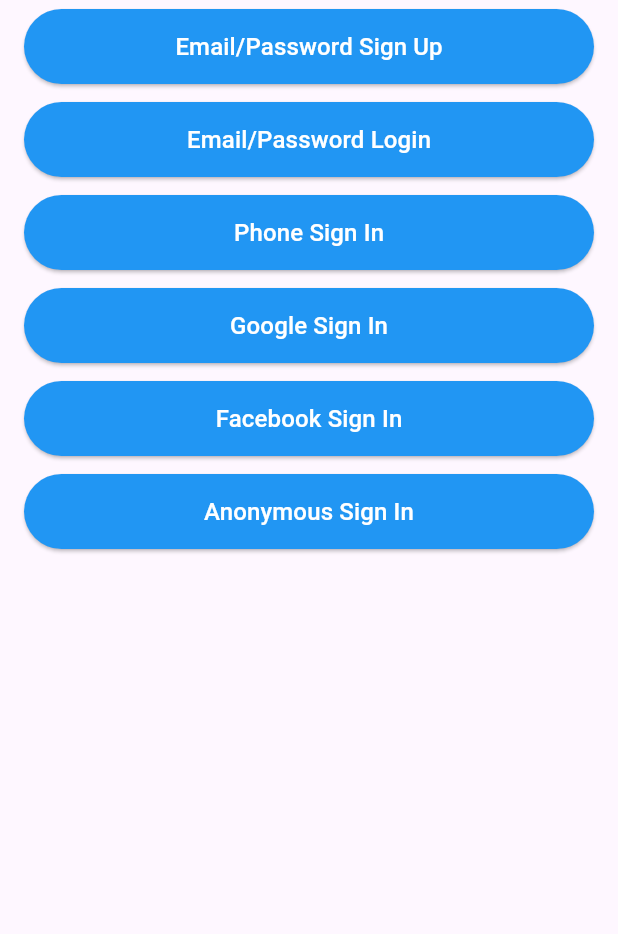
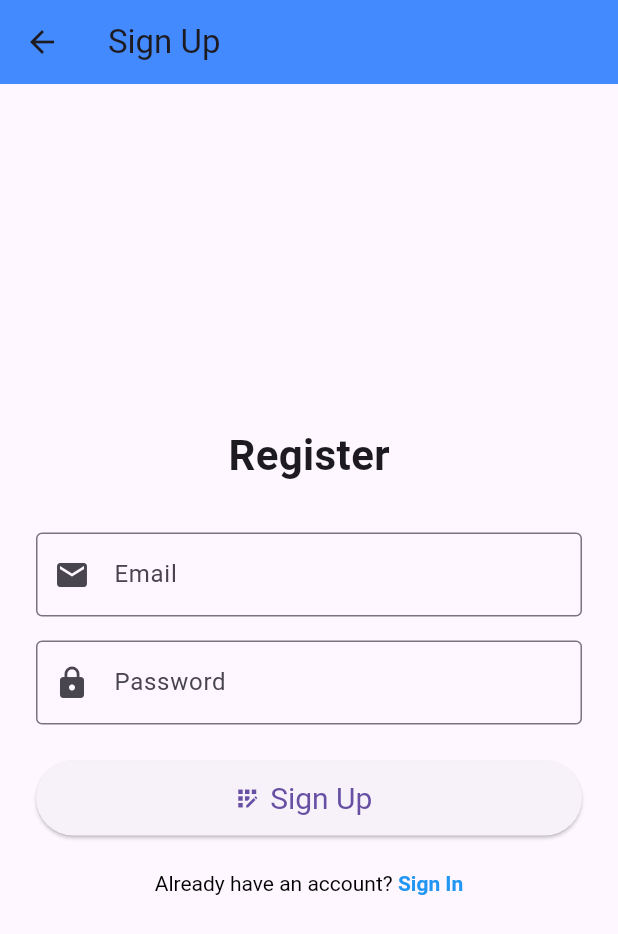
Before and after one commit to sanashajiya/flutter_multi_auth, a Flutter app: the screen it shows after launch, after a tap on "Email/Password Sign Up", on a phone screen of 412 x 824 dp. Shown: the top 934 px of the screen. Run offline on Flutter 3.47's test engine with Material 3 defaults, Android fonts, the phone set to English and light mode, and no system bars; our stand-ins replace email_validator, firebase_auth, firebase_core; accounts and stored records are empty.

Commit message:
implement email/password signup and login with Firebase

```diff
--- /dev/null
+++ b/lib/Authentication/signup_page.dart
@@ -0,0 +1,137 @@
+import 'package:email_validator/email_validator.dart';
+import 'package:firebase_auth/firebase_auth.dart';
+import 'package:flutter/gestures.dart';
+import 'package:flutter/material.dart';
+
+class SignupPage extends StatefulWidget {
+  final VoidCallback onClickedSignIn;
+
+  const SignupPage({
+    super.key,
+    required this.onClickedSignIn,
+  });
+
+  @override
+  State<SignupPage> createState() => _SignUpWidgetState();
+}
+
+class _SignUpWidgetState extends State<SignupPage> {
+  final formKey = GlobalKey<FormState>();
+  final emailController = TextEditingController();
+  final passwordController = TextEditingController();
+
+  bool isLoading = false;
+
+  @override
+  void dispose() {
+    emailController.dispose();
+    passwordController.dispose();
+    super.dispose();
+  }
+
+  Future<void> signUp() async {
+    final isValid = formKey.currentState!.validate();
+    if (!isValid) return;
+
+    setState(() => isLoading = true);
+
+    try {
+      await FirebaseAuth.instance.createUserWithEmailAndPassword(
+        email: emailController.text.trim(),
+        password: passwordController.text.trim(),
+      );
+    } on FirebaseAuthException catch (e) {
+      ScaffoldMessenger.of(context).showSnackBar(
+        SnackBar(content: Text(e.message ?? 'Sign up failed')),
+      );
+    } finally {
+      if (mounted) {
+        setState(() => isLoading = false);
+      }
+    }
+  }
+
+  @override
+  Widget build(BuildContext context) {
+    return Scaffold(
+      appBar: AppBar(
+        title: const Text('Sign Up'),
+        backgroundColor: Colors.blueAccent,
+
+      ),
+      body: Center(
+        child: SingleChildScrollView(
+          padding: const EdgeInsets.all(24),
+          child: Form(
+            key: formKey,
+            child: Column(
+              children: [
+                // const Icon(Icons.person_add, size: 100, color: Colors.blue),
+                const Text("Register", style: TextStyle(fontSize: 28, fontWeight: FontWeight.bold)),
+                const SizedBox(height: 32),
+                TextFormField(
+                  controller: emailController,
+                  decoration: const InputDecoration(
+                    labelText: 'Email',
+                    border: OutlineInputBorder(),
+                    prefixIcon: Icon(Icons.email),
+                  ),
+                  keyboardType: TextInputType.emailAddress,
+                  autovalidateMode: AutovalidateMode.onUserInteraction,
+                  validator: (email) =>
+                      email != null && !EmailValidator.validate(email)
+                          ? 'Enter a valid email'
+                          : null,
+                ),
+                const SizedBox(height: 16),
+                TextFormField(
+                  controller: passwordController,
+                  decoration: const InputDecoration(
+                    labelText: 'Password',
+                    border: OutlineInputBorder(),
+                    prefixIcon: Icon(Icons.lock),
+                  ),
+                  obscureText: true,
+                  autovalidateMode: AutovalidateMode.onUserInteraction,
+                  validator: (value) =>
+                      value != null && value.length < 6
+                          ? 'Enter min. 6 characters'
+                          : null,
+                ),
+                const SizedBox(height: 24),
+                isLoading
+                    ? const CircularProgressIndicator()
+                    : ElevatedButton.icon(
+                        icon: const Icon(Icons.app_registration),
+                        label: const Text('Sign Up'),
+                        style: ElevatedButton.styleFrom(
+                          minimumSize: const Size.fromHeight(50),
+                          textStyle: const TextStyle(fontSize: 20),
+                        ),
+                        onPressed: signUp,
+                      ),
+                const SizedBox(height: 24),
+                RichText(
+                  text: TextSpan(
+                    text: 'Already have an account? ',
+                    style: const TextStyle(color: Colors.black),
+                    children: [
+                      TextSpan(
+                        text: 'Sign In',
+                        style: const TextStyle(
+                            color: Colors.blue,
+                            fontWeight: FontWeight.bold),
+                        recognizer: TapGestureRecognizer()
+                          ..onTap = widget.onClickedSignIn,
+                      ),
+                    ],
+                  ),
+                ),
+              ],
+            ),
+          ),
+        ),
+      ),
+    );
+  }
+}
--- a/lib/main.dart
+++ b/lib/main.dart
@@ -1,14 +1,12 @@
-// import 'package:firebase_auth/firebase_auth.dart';
-import 'package:auth_project/main_screen.dart';
+import 'package:auth_project/home_page.dart';
 import 'package:flutter/material.dart';
-// import 'firebase_options.dart'; // Uncomment if using FlutterFire CLI
+import 'package:firebase_core/firebase_core.dart';
+import 'package:firebase_auth/firebase_auth.dart';
+import 'main_screen.dart';
 
-Future main() async {
-  // WidgetsFlutterBinding.ensureInitialized();
-  // await Firebase.initializeApp(
-  //   // options: DefaultFirebaseOptions.currentPlatform, // Optional
-  // );
-
+void main() async {
+  WidgetsFlutterBinding.ensureInitialized();
+  await Firebase.initializeApp();
   runApp(const MyApp());
 }
 
@@ -18,35 +16,35 @@
   @override
   Widget build(BuildContext context) {
     return MaterialApp(
-      title: 'Firebase Auth',
+      title: 'Firebase Auth Demo',
       debugShowCheckedModeBanner: false,
-      theme: ThemeData(
-        primarySwatch: Colors.blue,
-      ),
-      home: MainScreen(),
+      home: const MainPage(),
     );
   }
 }
 
-// class MainPage extends StatelessWidget {
-//   const MainPage({super.key});
+class MainPage extends StatelessWidget {
+  const MainPage({super.key});
 
-//   @override
-//   Widget build(BuildContext context) {
-//     return StreamBuilder<User?>(
-//       stream: FirebaseAuth.instance.authStateChanges(),
-//       builder: (context, snapshot) {
-//         if (snapshot.connectionState == ConnectionState.waiting) {
-//           return const Center(child: CircularProgressIndicator());
-//         } else if (snapshot.hasError) {
-//           return Center(child: Text("Something went wrong"));
-//         }
-//         else if (snapshot.hasData) {
-//           return const HomePage();
-//         } else {
-//           return const AuthPage();
-//         }
-//       },
-//     );
-//   }
-// }
+  @override
+  Widget build(BuildContext context) {
+    return StreamBuilder<User?>(
+      stream: FirebaseAuth.instance.authStateChanges(),
+      builder: (context, snapshot) {
+        if (snapshot.connectionState == ConnectionState.waiting) {
+          return const Scaffold(
+            body: Center(child: CircularProgressIndicator()),
+          );
+        } else if (snapshot.hasError) {
+          return const Scaffold(
+            body: Center(child: Text("Something went wrong")),
+          );
+        } else if (snapshot.hasData) {
+          return const HomePage(); // Logged in
+        } else {
+          return const MainScreen(); // Not logged in
+        }
+      },
+    );
+  }
+}
--- a/lib/main_screen.dart
+++ b/lib/main_screen.dart
@@ -1,13 +1,10 @@
+import 'package:auth_project/Authentication/login_page.dart';
+import 'package:auth_project/Authentication/signup_page.dart';
 import 'package:flutter/material.dart';
 
-class MainScreen extends StatefulWidget {
+class MainScreen extends StatelessWidget {
   const MainScreen({super.key});
 
-  @override
-  State<MainScreen> createState() => _MainScreenState();
-}
-
-class _MainScreenState extends State<MainScreen> {
   @override
   Widget build(BuildContext context) {
     return Scaffold(
@@ -15,22 +12,30 @@
         child: Column(
           children: [
             _buildSignInButton("Email/Password Sign Up", () {
-              // Handle Email/Password Sign Up
+               Navigator.of(context).push(MaterialPageRoute(
+              builder: (context) => SignupPage(
+                onClickedSignIn: () => Navigator.of(context).pop(),
+              ),
+            ));
             }),
             _buildSignInButton("Email/Password Login", () {
-              // Handle Email/Password Login
+              Navigator.of(context).push(MaterialPageRoute(
+              builder: (context) => LoginPage(
+                onClickedSignUp: () => Navigator.of(context).pop(),
+              ),
+            ));
             }),
             _buildSignInButton("Phone Sign In", () {
-              // Handle Phone Sign In
+              // TODO: Implement phone sign in
             }),
             _buildSignInButton("Google Sign In", () {
-              // Handle Google Sign In
+              // TODO: Implement Google sign in
             }),
             _buildSignInButton("Facebook Sign In", () {
-              // Handle Facebook Sign In
+              // TODO: Implement Facebook sign in
             }),
             _buildSignInButton("Anonymous Sign In", () {
-              // Handle Anonymous Sign In
+              // TODO: Implement anonymous sign in
             }),
           ],
         ),
```
Also changed, not shown: lib/Authentication/auth_page.dart (added, +26 -0 lines), lib/Authentication/login_page.dart (added, +123 -0 lines), lib/home_page.dart (added, +65 -0 lines).
